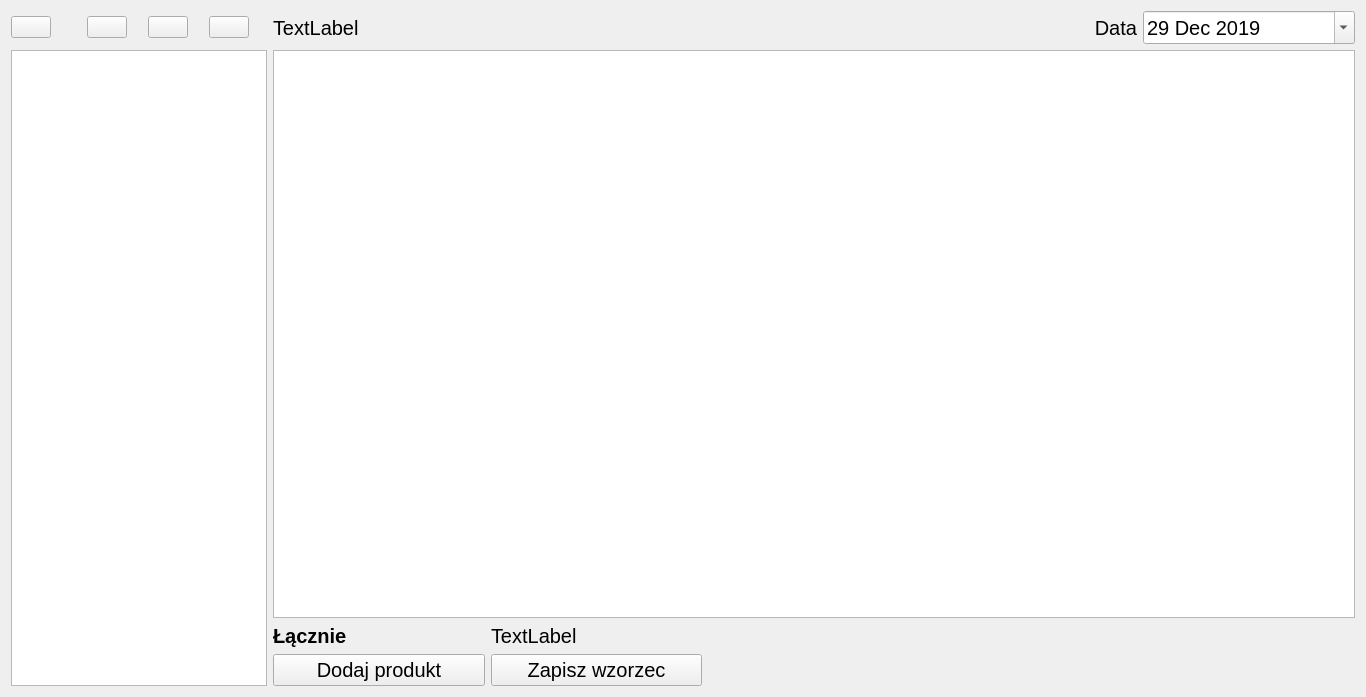
Qt form src/pyqt/home_window.ui (MysteriousSonOfGod/python-invoices) before a commit.
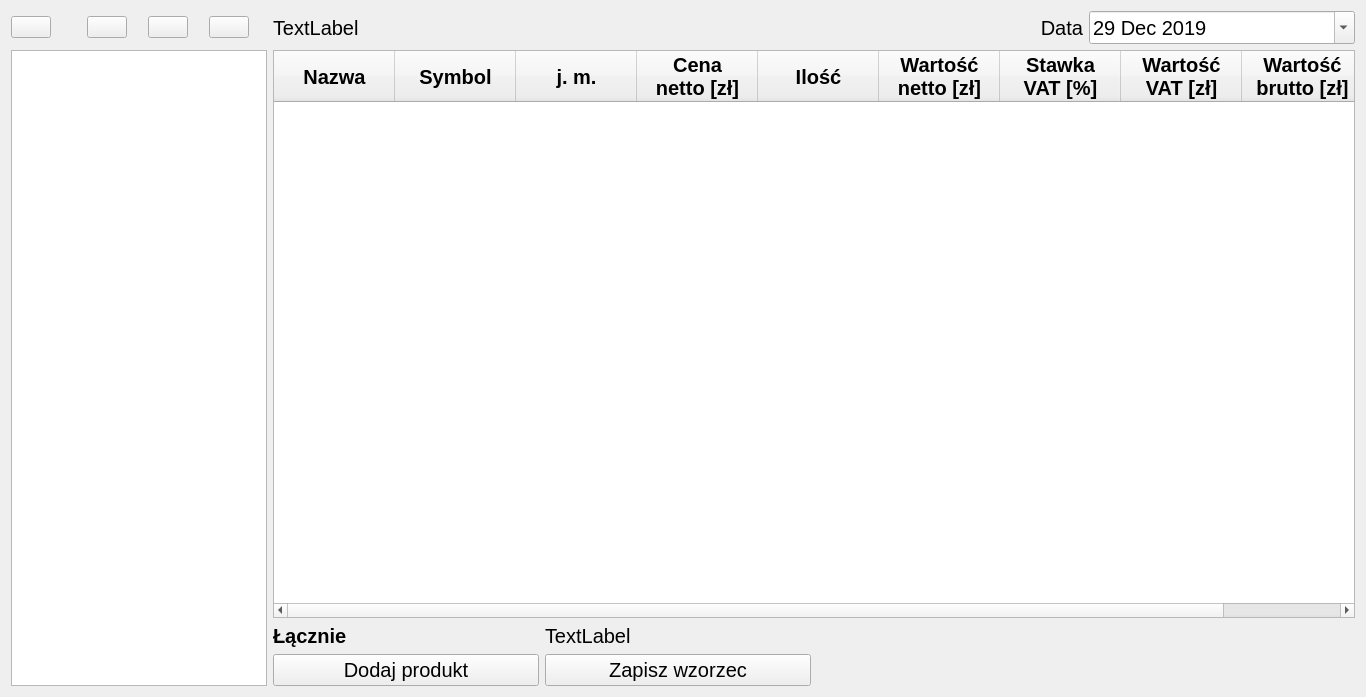
The same form after that commit. Icons and pictures are not drawn.

Commit message: Replaced TableView with TableWidget

The edit to the form file:
```diff
--- a/src/pyqt/home_window.ui
+++ b/src/pyqt/home_window.ui
@@ -20,17 +20,7 @@
    <string>Form</string>
   </property>
   <layout class="QGridLayout" name="gridLayout">
-   <item row="1" column="0" rowspan="5" colspan="4">
-    <widget class="QListView" name="listView">
-     <property name="sizePolicy">
-      <sizepolicy hsizetype="Minimum" vsizetype="Expanding">
-       <horstretch>0</horstretch>
-       <verstretch>0</verstretch>
-      </sizepolicy>
-     </property>
-    </widget>
-   </item>
-   <item row="4" column="7">
+   <item row="2" column="7">
     <widget class="QLabel" name="label_3">
      <property name="sizePolicy">
       <sizepolicy hsizetype="Preferred" vsizetype="Maximum">
@@ -50,8 +40,15 @@
      </property>
     </widget>
    </item>
-   <item row="1" column="7" rowspan="3" colspan="5">
-    <widget class="QTableView" name="tableView"/>
+   <item row="1" column="0" rowspan="3" colspan="4">
+    <widget class="QListView" name="listView">
+     <property name="sizePolicy">
+      <sizepolicy hsizetype="Minimum" vsizetype="Expanding">
+       <horstretch>0</horstretch>
+       <verstretch>0</verstretch>
+      </sizepolicy>
+     </property>
+    </widget>
    </item>
    <item row="0" column="7">
     <widget class="QLabel" name="label">
@@ -97,7 +94,7 @@
      </property>
     </widget>
    </item>
-   <item row="5" column="8">
+   <item row="3" column="8">
     <widget class="QPushButton" name="pushButton_5">
      <property name="sizePolicy">
       <sizepolicy hsizetype="Minimum" vsizetype="Maximum">
@@ -125,6 +122,29 @@
      </property>
     </widget>
    </item>
+   <item row="0" column="0">
+    <widget class="QPushButton" name="pushButton">
+     <property name="sizePolicy">
+      <sizepolicy hsizetype="Maximum" vsizetype="Maximum">
+       <horstretch>0</horstretch>
+       <verstretch>0</verstretch>
+      </sizepolicy>
+     </property>
+     <property name="text">
+      <string/>
+     </property>
+     <property name="icon">
+      <iconset resource="../../resources/resources.qrc">
+       <normaloff>:/nowyPrzedrostek/images/icons8-pierwszy-30.png</normaloff>:/nowyPrzedrostek/images/icons8-pierwszy-30.png</iconset>
+     </property>
+     <property name="iconSize">
+      <size>
+       <width>40</width>
+       <height>40</height>
+      </size>
+     </property>
+    </widget>
+   </item>
    <item row="0" column="3">
     <widget class="QPushButton" name="pushButton_4">
      <property name="sizePolicy">
@@ -148,7 +168,7 @@
      </property>
     </widget>
    </item>
-   <item row="5" column="7">
+   <item row="3" column="7">
     <widget class="QPushButton" name="pushButton_6">
      <property name="sizePolicy">
       <sizepolicy hsizetype="Minimum" vsizetype="Maximum">
@@ -180,7 +200,31 @@
      </property>
     </widget>
    </item>
-   <item row="0" column="11">
+   <item row="0" column="9">
+    <widget class="QLabel" name="label_2">
+     <property name="sizePolicy">
+      <sizepolicy hsizetype="Preferred" vsizetype="Preferred">
+       <horstretch>0</horstretch>
+       <verstretch>0</verstretch>
+      </sizepolicy>
+     </property>
+     <property name="font">
+      <font>
+       <pointsize>15</pointsize>
+      </font>
+     </property>
+     <property name="layoutDirection">
+      <enum>Qt::LeftToRight</enum>
+     </property>
+     <property name="text">
+      <string>Data</string>
+     </property>
+     <property name="alignment">
+      <set>Qt::AlignRight|Qt::AlignTrailing|Qt::AlignVCenter</set>
+     </property>
+    </widget>
+   </item>
+   <item row="0" column="10">
     <widget class="QDateEdit" name="dateEdit">
      <property name="font">
       <font>
@@ -199,53 +243,6 @@
      </property>
     </widget>
    </item>
-   <item row="0" column="0">
-    <widget class="QPushButton" name="pushButton">
-     <property name="sizePolicy">
-      <sizepolicy hsizetype="Maximum" vsizetype="Maximum">
-       <horstretch>0</horstretch>
-       <verstretch>0</verstretch>
-      </sizepolicy>
-     </property>
-     <property name="text">
-      <string/>
-     </property>
-     <property name="icon">
-      <iconset resource="../../resources/resources.qrc">
-       <normaloff>:/nowyPrzedrostek/images/icons8-pierwszy-30.png</normaloff>:/nowyPrzedrostek/images/icons8-pierwszy-30.png</iconset>
-     </property>
-     <property name="iconSize">
-      <size>
-       <width>40</width>
-       <height>40</height>
-      </size>
-     </property>
-    </widget>
-   </item>
-   <item row="0" column="10">
-    <widget class="QLabel" name="label_2">
-     <property name="sizePolicy">
-      <sizepolicy hsizetype="Preferred" vsizetype="Preferred">
-       <horstretch>0</horstretch>
-       <verstretch>0</verstretch>
-      </sizepolicy>
-     </property>
-     <property name="font">
-      <font>
-       <pointsize>15</pointsize>
-      </font>
-     </property>
-     <property name="layoutDirection">
-      <enum>Qt::LeftToRight</enum>
-     </property>
-     <property name="text">
-      <string>Data</string>
-     </property>
-     <property name="alignment">
-      <set>Qt::AlignRight|Qt::AlignTrailing|Qt::AlignVCenter</set>
-     </property>
-    </widget>
-   </item>
    <item row="0" column="1">
     <widget class="QPushButton" name="pushButton_2">
      <property name="sizePolicy">
@@ -269,7 +266,7 @@
      </property>
     </widget>
    </item>
-   <item row="4" column="8" colspan="4">
+   <item row="2" column="8" colspan="3">
     <widget class="QLabel" name="label_4">
      <property name="sizePolicy">
       <sizepolicy hsizetype="Preferred" vsizetype="Maximum">
@@ -287,6 +284,192 @@
      </property>
     </widget>
    </item>
+   <item row="1" column="7" colspan="4">
+    <widget class="QTableWidget" name="tableWidget">
+     <property name="font">
+      <font>
+       <pointsize>15</pointsize>
+      </font>
+     </property>
+     <property name="alternatingRowColors">
+      <bool>true</bool>
+     </property>
+     <property name="selectionMode">
+      <enum>QAbstractItemView::SingleSelection</enum>
+     </property>
+     <property name="selectionBehavior">
+      <enum>QAbstractItemView::SelectRows</enum>
+     </property>
+     <property name="textElideMode">
+      <enum>Qt::ElideNone</enum>
+     </property>
+     <property name="sortingEnabled">
+      <bool>false</bool>
+     </property>
+     <property name="columnCount">
+      <number>9</number>
+     </property>
+     <attribute name="horizontalHeaderCascadingSectionResizes">
+      <bool>false</bool>
+     </attribute>
+     <attribute name="horizontalHeaderDefaultSectionSize">
+      <number>121</number>
+     </attribute>
+     <attribute name="horizontalHeaderShowSortIndicator" stdset="0">
+      <bool>false</bool>
+     </attribute>
+     <attribute name="horizontalHeaderStretchLastSection">
+      <bool>false</bool>
+     </attribute>
+     <attribute name="verticalHeaderCascadingSectionResizes">
+      <bool>false</bool>
+     </attribute>
+     <attribute name="verticalHeaderShowSortIndicator" stdset="0">
+      <bool>false</bool>
+     </attribute>
+     <attribute name="verticalHeaderStretchLastSection">
+      <bool>false</bool>
+     </attribute>
+     <column>
+      <property name="text">
+       <string>Nazwa</string>
+      </property>
+      <property name="font">
+       <font>
+        <pointsize>15</pointsize>
+        <weight>75</weight>
+        <bold>true</bold>
+       </font>
+      </property>
+     </column>
+     <column>
+      <property name="text">
+       <string>Symbol</string>
+      </property>
+      <property name="font">
+       <font>
+        <pointsize>15</pointsize>
+        <weight>75</weight>
+        <bold>true</bold>
+       </font>
+      </property>
+      <property name="textAlignment">
+       <set>AlignCenter</set>
+      </property>
+     </column>
+     <column>
+      <property name="text">
+       <string>j. m.</string>
+      </property>
+      <property name="font">
+       <font>
+        <pointsize>15</pointsize>
+        <weight>75</weight>
+        <bold>true</bold>
+        <kerning>true</kerning>
+       </font>
+      </property>
+      <property name="textAlignment">
+       <set>AlignCenter</set>
+      </property>
+     </column>
+     <column>
+      <property name="text">
+       <string>Cena
+netto [zł]</string>
+      </property>
+      <property name="font">
+       <font>
+        <pointsize>15</pointsize>
+        <weight>75</weight>
+        <bold>true</bold>
+       </font>
+      </property>
+      <property name="textAlignment">
+       <set>AlignCenter</set>
+      </property>
+     </column>
+     <column>
+      <property name="text">
+       <string>Ilość</string>
+      </property>
+      <property name="font">
+       <font>
+        <pointsize>15</pointsize>
+        <weight>75</weight>
+        <bold>true</bold>
+       </font>
+      </property>
+      <property name="textAlignment">
+       <set>AlignCenter</set>
+      </property>
+     </column>
+     <column>
+      <property name="text">
+       <string>Wartość
+netto [zł]</string>
+      </property>
+      <property name="font">
+       <font>
+        <pointsize>15</pointsize>
+        <weight>75</weight>
+        <bold>true</bold>
+       </font>
+      </property>
+      <property name="textAlignment">
+       <set>AlignCenter</set>
+      </property>
+     </column>
+     <column>
+      <property name="text">
+       <string>Stawka
+VAT [%]</string>
+      </property>
+      <property name="font">
+       <font>
+        <pointsize>15</pointsize>
+        <weight>75</weight>
+        <bold>true</bold>
+       </font>
+      </property>
+      <property name="textAlignment">
+       <set>AlignCenter</set>
+      </property>
+     </column>
+     <column>
+      <property name="text">
+       <string>Wartość
+VAT [zł]</string>
+      </property>
+      <property name="font">
+       <font>
+        <pointsize>15</pointsize>
+        <weight>75</weight>
+        <bold>true</bold>
+       </font>
+      </property>
+      <property name="textAlignment">
+       <set>AlignCenter</set>
+      </property>
+     </column>
+     <column>
+      <property name="text">
+       <string>Wartość
+brutto [zł]</string>
+      </property>
+      <property name="font">
+       <font>
+        <pointsize>15</pointsize>
+        <weight>75</weight>
+        <bold>true</bold>
+       </font>
+      </property>
+      <property name="textAlignment">
+       <set>AlignCenter</set>
+      </property>
+     </column>
+    </widget>
+   </item>
   </layout>
  </widget>
  <resources>
```
The commit also changes 1 other file.
